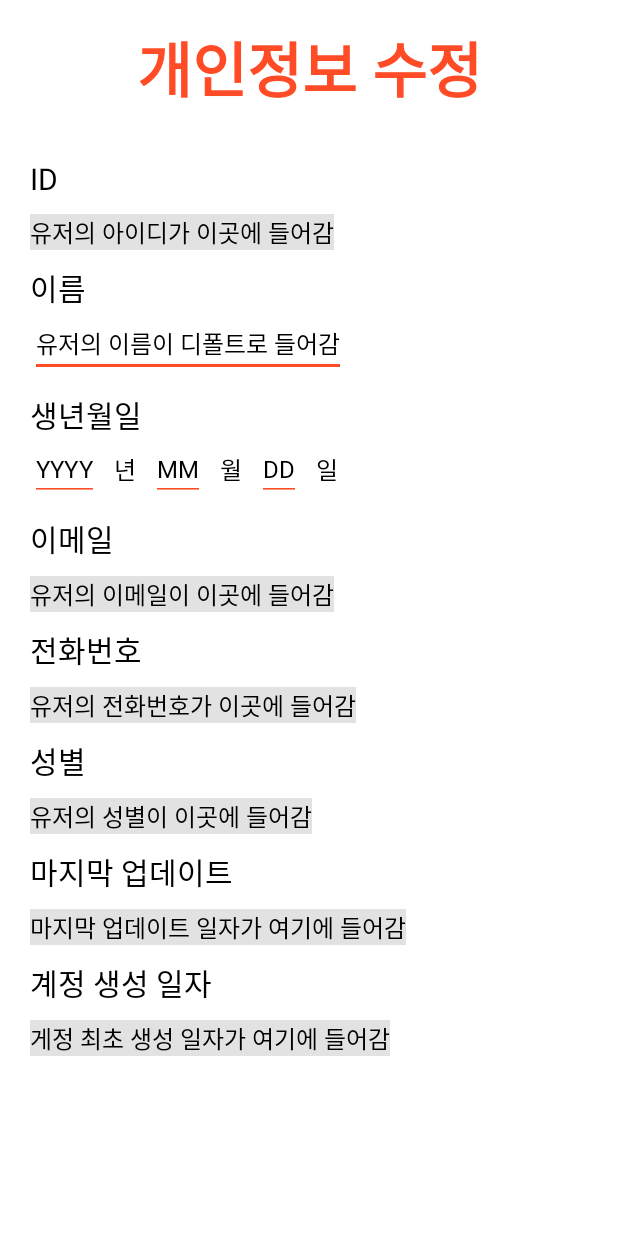
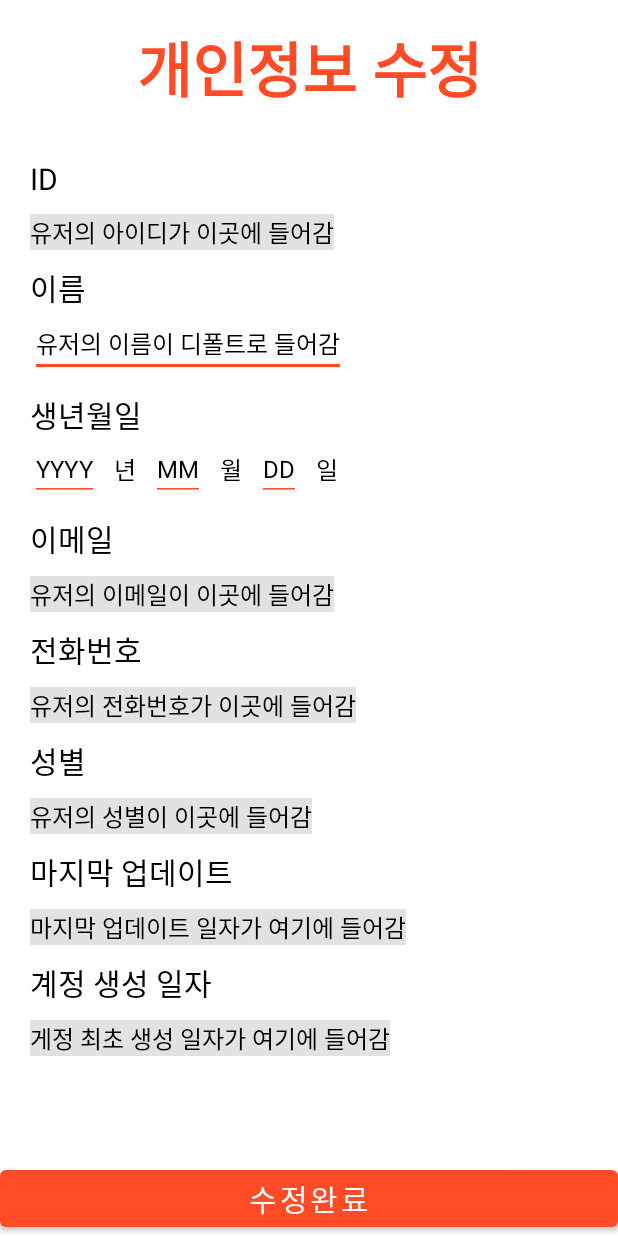
Before and after one commit to MadMax-Team/honbap_signal_android, an Android app: the layout activity_user_info_modify.xml on its own in the app's theme, with its tools: preview values and no code run, on a phone screen of 412 x 824 dp. Run offline under Robolectric (Android 15) with nearby library versions, the phone set to English and light mode, and no system bars.

Commit message:
userinfoModify interface 추가하고 AuthResponse 추가함 : userInfo에 대한 response를 data class로 정의했는데 result의 타입을 정확하게 모르겠음(공부하고 정확하게 작성예정)
retrofit NetworkModule로 빼놨음 이제 굳이 매번 빌드해줄 필요없이 get함수로
retrofit 객체를 만들어낼 수 있음.

```diff
--- a/app/src/main/java/com/example/HonbabSignal/ProfileActivity.kt
+++ b/app/src/main/java/com/example/HonbabSignal/ProfileActivity.kt
@@ -41,11 +41,7 @@ class ProfileActivity : AppCompatActivity() {
             intent.hasExtra("phoneNum")&&intent.hasExtra("sex")){
             binding.profileSignUpBtnTv.setOnClickListener{
                 //retrofit 개체 생성
-                var retrofit = Retrofit.Builder()
-                    //url교체해야함
-                    .baseUrl("http://172.31.37.142")
-                    .addConverterFactory(GsonConverterFactory.create())
-                    .build()
+                var retrofit = getRetorfit()
 
                 //retrofit에 interface를 넣어줌
                 var signUpService = retrofit.create(SignUpService::class.java)
--- a/app/src/main/res/layout/activity_user_info_modify.xml
+++ b/app/src/main/res/layout/activity_user_info_modify.xml
@@ -268,6 +268,18 @@
         app:layout_constraintTop_toBottomOf="@id/user_info_modify_create_date_marker_tv"
         app:layout_constraintStart_toStartOf="@id/user_info_modify_create_date_marker_tv"/>
 
+    <Button
+        android:id="@+id/user_info_modify_complete_btn"
+        android:layout_width="match_parent"
+        android:layout_height="wrap_content"
+        android:text="수정완료"
+        android:textSize="20sp"
+        android:gravity="center"
+        app:layout_constraintBottom_toBottomOf="parent"
+        app:layout_constraintStart_toStartOf="parent"
+        app:layout_constraintEnd_toEndOf="parent"/>
+
+
 
 
 
```
Also changed, not shown: app/src/main/java/com/example/HonbabSignal/AuthResponse.kt (added, +19 -0 lines), app/src/main/java/com/example/HonbabSignal/NetworkModule.kt (added, +14 -0 lines), app/src/main/java/com/example/HonbabSignal/UserInfoModifyActivity.kt (+15 -2 lines), app/src/main/java/com/example/HonbabSignal/UserInfoModifyService.kt (added, +14 -0 lines).
